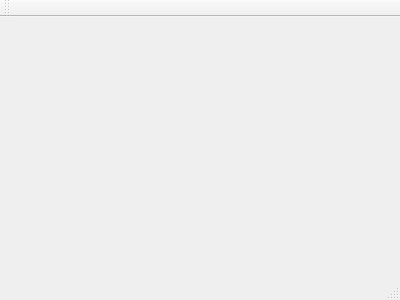
Old version of the form mainwindow.ui in the repository pigoil/Clipboard-Plus-Plus.
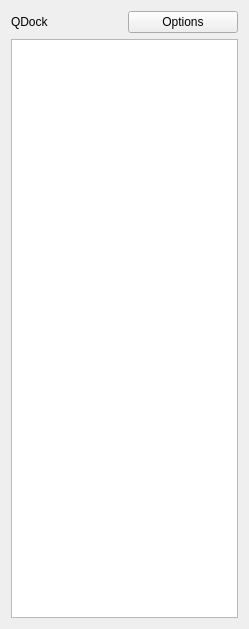
New version of the form.

Patch:
```diff
--- a/mainwindow.ui
+++ b/mainwindow.ui
@@ -1,24 +1,54 @@
 <ui version="4.0">
  <class>MainWindow</class>
- <widget class="QMainWindow" name="MainWindow" >
-  <property name="geometry" >
+ <widget class="QMainWindow" name="MainWindow">
+  <property name="geometry">
    <rect>
     <x>0</x>
     <y>0</y>
-    <width>400</width>
-    <height>300</height>
+    <width>249</width>
+    <height>629</height>
    </rect>
   </property>
   <property name="windowTitle" >
    <string>MainWindow</string>
   </property>
-  <widget class="QMenuBar" name="menuBar" />
-  <widget class="QToolBar" name="mainToolBar" />
-  <widget class="QWidget" name="centralWidget" />
-  <widget class="QStatusBar" name="statusBar" />
+  <widget class="QWidget" name="centralWidget">
+   <layout class="QVBoxLayout" name="verticalLayout_2">
+    <item>
+     <layout class="QHBoxLayout" name="horizontalLayout">
+      <item>
+       <widget class="QLabel" name="label">
+        <property name="text">
+         <string>QDock</string>
+        </property>
+       </widget>
+      </item>
+      <item>
+       <widget class="QPushButton" name="pushButton">
+        <property name="text">
+         <string>Options</string>
+        </property>
+       </widget>
+      </item>
+     </layout>
+    </item>
+    <item>
+     <widget class="QListWidget" name="listWidget"/>
+    </item>
+   </layout>
+  </widget>
+  <widget class="QMenuBar" name="menuBar">
+   <property name="geometry">
+    <rect>
+     <x>0</x>
+     <y>0</y>
+     <width>249</width>
+     <height>26</height>
+    </rect>
+   </property>
+  </widget>
  </widget>
- <layoutDefault spacing="6" margin="11" />
- <pixmapfunction></pixmapfunction>
+ <layoutdefault spacing="6" margin="11"/>
  <resources/>
  <connections/>
 </ui>
```
Left out of the diff: 3 changed lines with no effect on the pictures.
